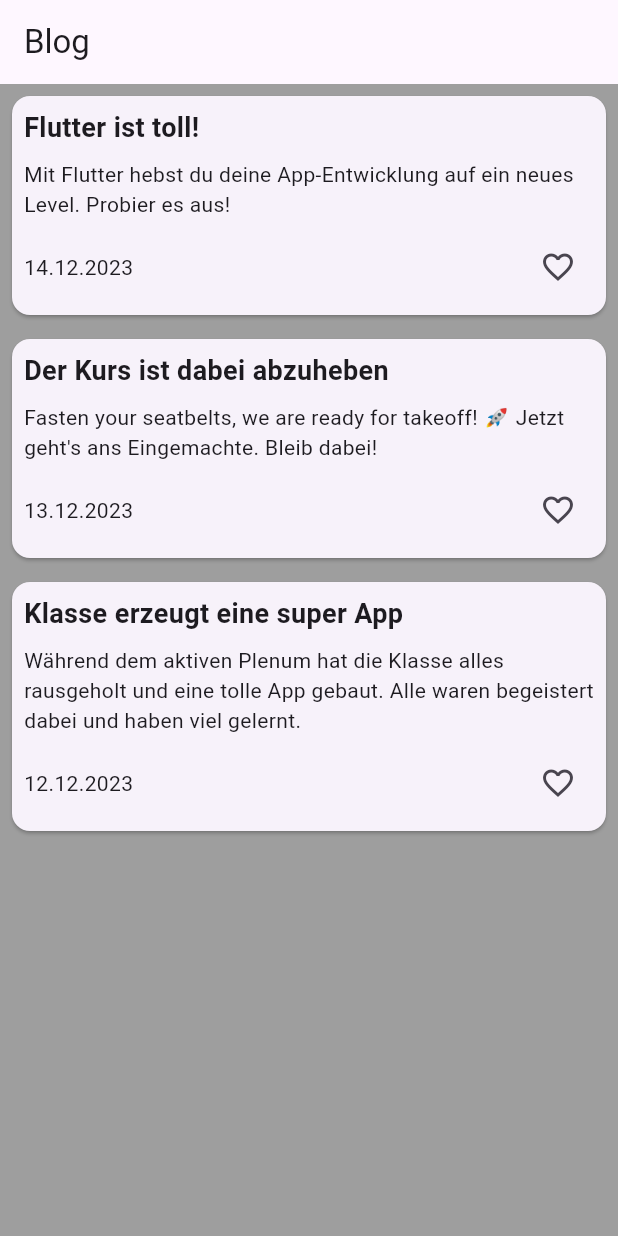
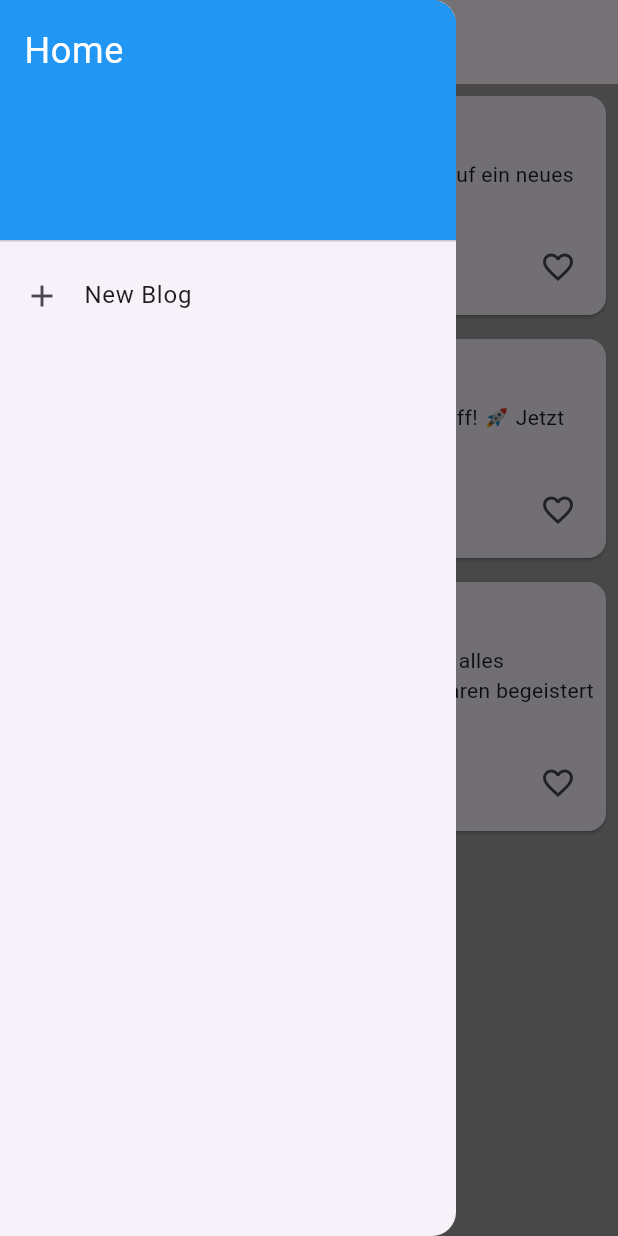
Before and after one commit to Leoislami/flutter-blog-app, a Flutter app: the screen it shows after launch, with the side drawer open (before the commit the screen has no drawer), on a phone screen of 412 x 824 dp. Run offline on Flutter 3.47's test engine with Material 3 defaults, Android fonts, the phone set to English and light mode, and no system bars.

Commit message:
fix: probe

```diff
--- a/lib/main.dart
+++ b/lib/main.dart
@@ -13,7 +13,7 @@
     return MaterialApp(
       theme: ThemeData(
           primarySwatch: Colors.blueGrey, scaffoldBackgroundColor: Colors.grey),
-      // darkTheme: ThemeData.dark(),
+      darkTheme: ThemeData.dark(),
       home: const Home(),
     );
   }
--- /dev/null
+++ b/lib/screens/blog_detail.dart
@@ -0,0 +1,35 @@
+import 'package:flutter/material.dart';
+import 'package:flutter_blog_app/models/blog.dart';
+
+class BlogDetail extends StatelessWidget {
+  final Blog blog;
+
+  const BlogDetail({Key? key, required this.blog}) : super(key: key);
+
+  @override
+  Widget build(BuildContext context) {
+    return Scaffold(
+      appBar: AppBar(
+        title: Text(blog.title),
+      ),
+      body: Padding(
+        padding: const EdgeInsets.all(16.0),
+        child: Column(
+          crossAxisAlignment: CrossAxisAlignment.start,
+          children: [
+            Text(
+              blog.title,
+              style: TextStyle(fontSize: 24, fontWeight: FontWeight.bold),
+            ),
+            SizedBox(height: 16),
+            Text(
+              blog.content,
+              style: TextStyle(fontSize: 16),
+            ),
+            // Add more details as needed
+          ],
+        ),
+      ),
+    );
+  }
+}
--- a/lib/screens/home.dart
+++ b/lib/screens/home.dart
@@ -1,6 +1,8 @@
 import 'package:flutter/material.dart';
 import 'package:flutter_blog_app/models/blog.dart';
+import 'package:flutter_blog_app/screens/blog_detail.dart';
 import 'package:flutter_blog_app/services/blog_repository.dart';
+import 'package:flutter_blog_app/screens/new_blog_screen.dart';
 
 class Home extends StatefulWidget {
   const Home({super.key});
@@ -11,7 +13,6 @@
 
 class _HomeState extends State<Home> {
   final BlogRepository _blogRepository = BlogRepository();
-
   List<Blog>? blogs;
 
   @override
@@ -28,6 +29,47 @@
 
   @override
   Widget build(BuildContext context) {
+    return Scaffold(
+      appBar: AppBar(
+        title: const Text("Blog"),
+      ),
+      drawer: Drawer(
+        child: ListView(
+          padding: EdgeInsets.zero,
+          children: <Widget>[
+            const DrawerHeader(
+              decoration: BoxDecoration(
+                color: Colors.blue,
+              ),
+              child: Text(
+                'Home',
+                style: TextStyle(
+                  color: Colors.white,
+                  fontSize: 24,
+                ),
+              ),
+            ),
+            ListTile(
+              leading: const Icon(Icons.add),
+              title: const Text('New Blog'),
+              onTap: () {
+                Navigator.pop(context); // Schließt den Drawer
+                Navigator.push(
+                  context,
+                  MaterialPageRoute(
+                      builder: (context) => const NewBlogScreen()),
+                );
+              },
+            ),
+            // Fügen Sie hier weitere Listenelemente für andere Seiten hinzu
+          ],
+        ),
+      ),
+      body: blogsListWidget(),
+    );
+  }
+
+  Widget blogsListWidget() {
     if (blogs == null) {
       return const Center(
         child: CircularProgressIndicator(),
@@ -39,11 +81,8 @@
         child: Text('No blogs yet.'),
       );
     }
-    return Scaffold(
-      appBar: AppBar(
-        title: const Text("Blog"),
-      ),
-      body: ListView.builder(
+
+    return ListView.builder(
       itemCount: blogs!.length,
       itemBuilder: (context, index) {
         var blog = blogs![index];
@@ -52,7 +91,6 @@
           child: BlogWidget(blog: blog),
         );
       },
-      ),
     );
   }
 }
@@ -68,7 +106,12 @@
       cursor: SystemMouseCursors.click,
       child: GestureDetector(
         onTap: () {
-          // TODO: Navigate to Blog Detail Page
+          Navigator.push(
+            context,
+            MaterialPageRoute(
+              builder: (context) => BlogDetail(blog: blog),
+            ),
+          );
         },
         child: Card(
           child: Padding(
```
Also changed, not shown: lib/screens/new_blog_screen.dart (added, +19 -0 lines). Lines whose indentation alone changed are shown as unchanged.
